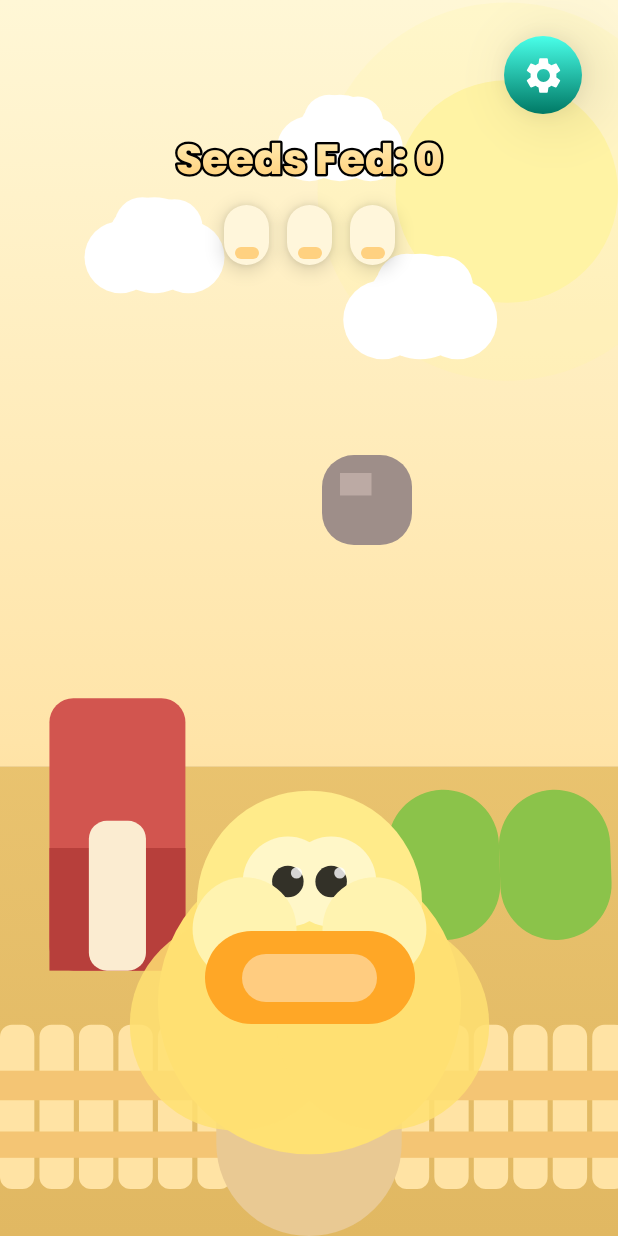
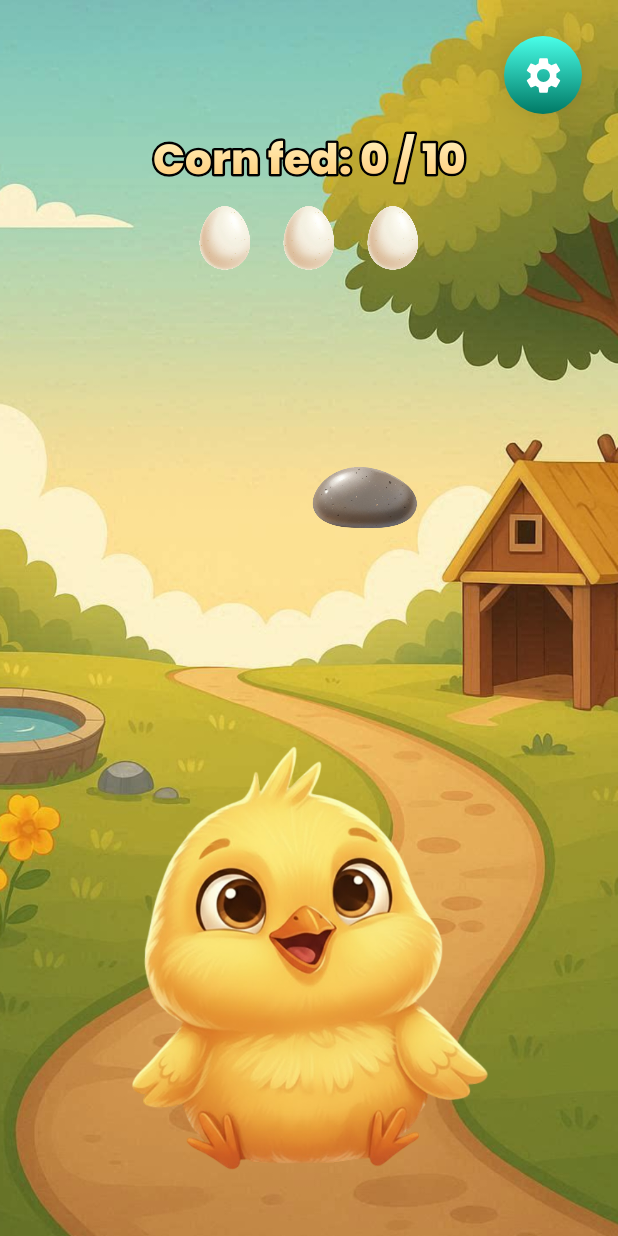
Before and after one commit to Maksym-Latt/Feed-the-Chick, an Android app built with Jetpack Compose: the composable GameScreen shown on its own in the app's theme, after a tap on "Retry", on a phone screen of 412 x 824 dp. Run offline under Robolectric (Android 15) with nearby library versions, the phone set to English and light mode, and no system bars; 2 other taps on this screen came first.

Commit message:
Replace farm art with new sprite-based visuals

```diff
--- a/app/src/main/java/com/manacode/feedthechick/ui/main/component/FarmBackground.kt
+++ /dev/null
@@ -1,142 +0,0 @@
-package com.manacode.feedthechick.ui.main.component
-
-import androidx.compose.foundation.Canvas
-import androidx.compose.runtime.Composable
-import androidx.compose.ui.Modifier
-import androidx.compose.ui.geometry.CornerRadius
-import androidx.compose.ui.geometry.Offset
-import androidx.compose.ui.geometry.Size
-import androidx.compose.ui.graphics.Brush
-import androidx.compose.ui.graphics.Color
-import androidx.compose.ui.graphics.drawscope.drawIntoCanvas
-import androidx.compose.ui.graphics.drawscope.rotate
-import kotlin.math.min
-
-@Composable
-fun FarmBackground(modifier: Modifier = Modifier) {
-    Canvas(modifier = modifier) {
-        val skyHeight = size.height * 0.62f
-        val groundHeight = size.height - skyHeight
-
-        drawRect(
-            brush = Brush.verticalGradient(
-                0f to Color(0xFFFFF7D6),
-                0.6f to Color(0xFFFFE4A8),
-                1f to Color(0xFFFFD37F)
-            ),
-            size = Size(size.width, skyHeight)
-        )
-
-        drawRect(
-            brush = Brush.verticalGradient(
-                0f to Color(0xFFF6D483),
-                1f to Color(0xFFE1B862)
-            ),
-            topLeft = Offset(0f, skyHeight),
-            size = Size(size.width, groundHeight)
-        )
-
-        val sunRadius = min(size.width, skyHeight) * 0.18f
-        drawCircle(
-            color = Color(0xFFFFF2A6),
-            radius = sunRadius,
-            center = Offset(size.width * 0.82f, skyHeight * 0.25f)
-        )
-        drawCircle(
-            color = Color(0x33FFF59D),
-            radius = sunRadius * 1.7f,
-            center = Offset(size.width * 0.82f, skyHeight * 0.25f)
-        )
-
-        val barnWidth = size.width * 0.22f
-        val barnHeight = groundHeight * 0.58f
-        val barnTop = skyHeight - barnHeight * 0.25f
-        drawRoundRect(
-            color = Color(0xFFD2554F),
-            topLeft = Offset(size.width * 0.08f, barnTop),
-            size = Size(barnWidth, barnHeight),
-            cornerRadius = CornerRadius(24f, 24f)
-        )
-        drawRect(
-            color = Color(0xFFB73F3B),
-            topLeft = Offset(size.width * 0.08f, barnTop + barnHeight * 0.55f),
-            size = Size(barnWidth, barnHeight * 0.45f)
-        )
-        val doorWidth = barnWidth * 0.42f
-        val doorHeight = barnHeight * 0.55f
-        drawRoundRect(
-            color = Color(0xFFFBECD1),
-            topLeft = Offset(size.width * 0.08f + (barnWidth - doorWidth) / 2f, barnTop + barnHeight - doorHeight),
-            size = Size(doorWidth, doorHeight),
-            cornerRadius = CornerRadius(18f, 18f)
-        )
-
-        val fenceHeight = groundHeight * 0.35f
-        val fenceTop = size.height - fenceHeight - groundHeight * 0.1f
-        val postWidth = size.width / 18f
-        val postSpacing = postWidth * 1.15f
-        var x = 0f
-        while (x < size.width + postWidth) {
-            drawRoundRect(
-                color = Color(0xFFFFE3A4),
-                topLeft = Offset(x, fenceTop),
-                size = Size(postWidth, fenceHeight),
-                cornerRadius = CornerRadius(12f, 12f)
-            )
-            x += postSpacing
-        }
-        drawRect(
-            color = Color(0xFFF4C574),
-            topLeft = Offset(0f, fenceTop + fenceHeight * 0.28f),
-            size = Size(size.width, fenceHeight * 0.18f)
-        )
-        drawRect(
-            color = Color(0xFFF4C574),
-            topLeft = Offset(0f, fenceTop + fenceHeight * 0.65f),
-            size = Size(size.width, fenceHeight * 0.16f)
-        )
-
-        drawIntoCanvas { canvas ->
-            val cloudPaint = androidx.compose.ui.graphics.Paint().apply {
-                color = Color(0xFFFFFFFF)
-            }
-            fun drawCloud(centerX: Float, centerY: Float, scaleFactor: Float) {
-                canvas.save()
-                canvas.translate(centerX, centerY)
-                canvas.scale(scaleFactor, scaleFactor)
-                canvas.drawCircle(Offset.Zero, 48f, cloudPaint)
-                canvas.drawCircle(Offset(-34f, 12f), 36f, cloudPaint)
-                canvas.drawCircle(Offset(34f, 12f), 36f, cloudPaint)
-                canvas.drawCircle(Offset(-12f, -20f), 28f, cloudPaint)
-                canvas.drawCircle(Offset(20f, -18f), 28f, cloudPaint)
-                canvas.restore()
-            }
-            drawCloud(size.width * 0.25f, skyHeight * 0.32f, 1f)
-            drawCloud(size.width * 0.55f, skyHeight * 0.18f, 0.9f)
-            drawCloud(size.width * 0.68f, skyHeight * 0.4f, 1.1f)
-        }
-
-        val pathStart = skyHeight + groundHeight * 0.15f
-        drawRoundRect(
-            color = Color(0xFFE9C993),
-            topLeft = Offset(size.width * 0.35f, pathStart),
-            size = Size(size.width * 0.3f, groundHeight * 0.85f),
-            cornerRadius = CornerRadius(180f, 180f)
-        )
-
-        val bushWidth = size.width * 0.18f
-        val bushHeight = groundHeight * 0.32f
-        fun drawBush(centerX: Float) {
-            rotate(-2f, Offset(centerX, skyHeight + bushHeight / 1.2f)) {
-                drawRoundRect(
-                    color = Color(0xFF8BC34A),
-                    topLeft = Offset(centerX - bushWidth / 2f, skyHeight + groundHeight * 0.05f),
-                    size = Size(bushWidth, bushHeight),
-                    cornerRadius = CornerRadius(80f, 80f)
-                )
-            }
-        }
-        drawBush(size.width * 0.72f)
-        drawBush(size.width * 0.9f)
-    }
-}
--- a/app/src/main/java/com/manacode/feedthechick/ui/main/gamescreen/GameScreen.kt
+++ b/app/src/main/java/com/manacode/feedthechick/ui/main/gamescreen/GameScreen.kt
@@ -4,9 +4,10 @@ import android.media.AudioManager
 import android.media.ToneGenerator
 import androidx.activity.compose.BackHandler
 import androidx.compose.animation.AnimatedVisibility
+import androidx.compose.animation.core.animateFloatAsState
 import androidx.compose.animation.fadeIn
 import androidx.compose.animation.fadeOut
-import androidx.compose.animation.core.animateFloatAsState
+import androidx.compose.foundation.Image
 import androidx.compose.foundation.background
 import androidx.compose.foundation.gestures.detectDragGestures
 import androidx.compose.foundation.layout.Arrangement
@@ -15,6 +16,7 @@ import androidx.compose.foundation.layout.BoxWithConstraints
 import androidx.compose.foundation.layout.Column
 import androidx.compose.foundation.layout.Row
 import androidx.compose.foundation.layout.Spacer
+import androidx.compose.foundation.layout.aspectRatio
 import androidx.compose.foundation.layout.fillMaxSize
 import androidx.compose.foundation.layout.fillMaxWidth
 import androidx.compose.foundation.layout.height
@@ -22,13 +24,12 @@ import androidx.compose.foundation.layout.offset
 import androidx.compose.foundation.layout.padding
 import androidx.compose.foundation.layout.size
 import androidx.compose.foundation.layout.statusBarsPadding
-import androidx.compose.foundation.shape.CircleShape
+import androidx.compose.material.icons.Icons
+import androidx.compose.material.icons.filled.Settings
+import androidx.compose.material3.Icon
 import androidx.compose.material3.MaterialTheme
 import androidx.compose.material3.Surface
 import androidx.compose.material3.Text
-import androidx.compose.material.icons.Icons
-import androidx.compose.material.icons.filled.Settings
-import androidx.compose.material3.Icon
 import androidx.compose.runtime.Composable
 import androidx.compose.runtime.DisposableEffect
 import androidx.compose.runtime.LaunchedEffect
@@ -42,23 +43,23 @@ import androidx.compose.runtime.key
 import androidx.compose.runtime.setValue
 import androidx.compose.ui.Alignment
 import androidx.compose.ui.Modifier
-import androidx.compose.ui.draw.clip
-import androidx.compose.ui.draw.shadow
 import androidx.compose.ui.geometry.Offset
 import androidx.compose.ui.geometry.Rect
-import androidx.compose.ui.geometry.Size
 import androidx.compose.ui.graphics.Color
 import androidx.compose.ui.graphics.graphicsLayer
 import androidx.compose.ui.input.pointer.pointerInput
 import androidx.compose.ui.layout.boundsInRoot
 import androidx.compose.ui.layout.onGloballyPositioned
+import androidx.compose.ui.layout.ContentScale
 import androidx.compose.ui.platform.LocalDensity
+import androidx.compose.ui.res.painterResource
 import androidx.compose.ui.text.style.TextAlign
 import androidx.compose.ui.unit.IntOffset
 import androidx.compose.ui.unit.dp
 import androidx.compose.ui.unit.sp
 import androidx.compose.ui.zIndex
-import com.manacode.feedthechick.ui.main.component.FarmBackground
+import androidx.annotation.DrawableRes
+import com.manacode.feedthechick.R
 import com.manacode.feedthechick.ui.main.component.GradientOutlinedText
 import com.manacode.feedthechick.ui.main.component.OrangePrimaryButton
 import com.manacode.feedthechick.ui.main.component.SecondaryIconButton
@@ -66,6 +67,8 @@ import com.manacode.feedthechick.ui.main.component.StartPrimaryButton
 import kotlinx.coroutines.delay
 import kotlin.math.roundToInt
 import kotlin.random.Random
+
+private const val TARGET_SCORE = 10
 
 @Composable
 fun GameScreen(
@@ -75,12 +78,14 @@ fun GameScreen(
     var lives by remember { mutableIntStateOf(3) }
     var running by remember { mutableStateOf(false) }
     var showIntro by remember { mutableStateOf(true) }
-    var showGameOver by remember { mutableStateOf(false) }
+    var showWinOverlay by remember { mutableStateOf(false) }
     var showSettingsOverlay by remember { mutableStateOf(false) }
     var spawnDelay by remember { mutableLongStateOf(1600L) }
     val items = remember { mutableStateListOf<SpawnedItem>() }
     var nextItemId by remember { mutableIntStateOf(0) }
     var resetKey by remember { mutableIntStateOf(0) }
+    var chickState by remember { mutableStateOf(ChickState.Idle) }
+    val targetScore = TARGET_SCORE
 
     val toneGenerator = remember {
         ToneGenerator(AudioManager.STREAM_MUSIC, 70)
@@ -93,29 +98,43 @@ fun GameScreen(
         toneGenerator.startTone(ToneGenerator.TONE_PROP_BEEP2, 150)
     }
 
+    LaunchedEffect(chickState, showWinOverlay) {
+        if (!showWinOverlay && chickState != ChickState.Idle) {
+            delay(1000)
+            chickState = ChickState.Idle
+        }
+    }
+
     fun resetGame() {
         items.clear()
         lives = 3
         score = 0
         spawnDelay = 1600L
         showIntro = false
-        showGameOver = false
+        showWinOverlay = false
         showSettingsOverlay = false
         running = true
         resetKey++
+        chickState = ChickState.Idle
     }
 
     fun finishGame() {
         running = false
-        showGameOver = true
+        showWinOverlay = true
         items.clear()
         showSettingsOverlay = false
     }
 
     fun registerMistake() {
         lives = (lives - 1).coerceAtLeast(0)
+        chickState = ChickState.Cry
         if (lives <= 0) {
-            finishGame()
+            running = false
+            items.clear()
+            showSettingsOverlay = false
+            showIntro = true
+            showWinOverlay = false
+            onExitToMenu(score)
         }
     }
 
@@ -123,12 +142,16 @@ fun GameScreen(
         score += 1
         spawnDelay = maxOf(520L, (spawnDelay * 0.92f).toLong())
         playCluck()
+        chickState = ChickState.Happy
+        if (score >= targetScore) {
+            finishGame()
+        }
     }
 
     BackHandler(enabled = true) {
         if (showSettingsOverlay) {
             showSettingsOverlay = false
-            if (!showIntro && !showGameOver) {
+            if (!showIntro && !showWinOverlay) {
                 running = true
             }
         } else {
@@ -187,7 +210,12 @@ fun GameScreen(
                 }
             }
 
-            FarmBackground(modifier = Modifier.matchParentSize())
+            Image(
+                painter = painterResource(id = R.drawable.bg_game),
+                contentDescription = null,
+                modifier = Modifier.matchParentSize(),
+                contentScale = ContentScale.Crop
+            )
 
             Column(
                 modifier = Modifier
@@ -218,7 +246,7 @@ fun GameScreen(
 
                 Spacer(modifier = Modifier.height(12.dp))
 
-                Scoreboard(score = score, lives = lives)
+                Scoreboard(score = score, targetScore = targetScore, lives = lives)
             }
 
             Chick(
@@ -226,6 +254,7 @@ fun GameScreen(
                     .align(Alignment.BottomCenter)
                     .padding(bottom = 40.dp)
                     .size(fieldWidth * 0.7f),
+                state = chickState,
                 onMouthMeasured = { mouthBounds = it }
             )
 
@@ -246,9 +275,6 @@ fun GameScreen(
                                 if (releasedItem.type == ItemType.Seed) {
                                     registerMistake()
                                 }
-                            }
-                            if (!running && !showGameOver) {
-                                finishGame()
                             }
                         }
                     )
@@ -271,7 +297,7 @@ fun GameScreen(
                 GameSettingsOverlay(
                     onResume = {
                         showSettingsOverlay = false
-                        if (!showIntro && !showGameOver) {
+                        if (!showIntro && !showWinOverlay) {
                             running = true
                         }
                     },
@@ -288,12 +314,13 @@ fun GameScreen(
             }
 
             AnimatedVisibility(
-                visible = showGameOver,
+                visible = showWinOverlay,
                 enter = fadeIn(),
                 exit = fadeOut()
             ) {
-                GameOverOverlay(
+                GameWinOverlay(
                     score = score,
+                    targetScore = targetScore,
                     onRetry = { resetGame() },
                     onExit = {
                         running = false
@@ -314,10 +341,14 @@ private data class SpawnedItem(
     val spawnedAt: Long,
 )
 
-private enum class ItemType(val size: androidx.compose.ui.unit.Dp) {
-    Seed(54.dp),
-    Rock(60.dp),
-    Frog(66.dp);
+private enum class ItemType(
+    val size: androidx.compose.ui.unit.Dp,
+    @DrawableRes val drawableRes: Int,
+    val contentDescription: String,
+) {
+    Seed(72.dp, R.drawable.item_gold_corn, "Golden corn"),
+    Rock(72.dp, R.drawable.item_stone, "Stone"),
+    Frog(86.dp, R.drawable.item_frog, "Frog");
 
     companion object {
         fun random(): ItemType {
@@ -331,41 +362,29 @@ private enum class ItemType(val size: androidx.compose.ui.unit.Dp) {
     }
 }
 
+private enum class ChickState { Idle, Happy, Cry }
+
 @Composable
-private fun Scoreboard(score: Int, lives: Int) {
+private fun Scoreboard(score: Int, targetScore: Int, lives: Int) {
     Column(horizontalAlignment = Alignment.CenterHorizontally) {
         GradientOutlinedText(
-            text = "Seeds Fed: $score",
+            text = "Corn fed: $score / $targetScore",
             fontSize = 28.sp,
-            gradientColors = listOf(Color(0xFFFFF3C1), Color(0xFFFFC86B))
+            gradientColors = listOf(Color(0xFFFFF4C2), Color(0xFFFFC66E))
         )
         Spacer(modifier = Modifier.height(12.dp))
         Row(horizontalArrangement = Arrangement.spacedBy(12.dp)) {
             repeat(3) { index ->
-                EggIcon(filled = index < lives)
+                val filled = index < lives
+                Image(
+                    painter = painterResource(id = R.drawable.item_egg),
+                    contentDescription = if (filled) "Life" else "Lost life",
+                    modifier = Modifier
+                        .size(44.dp)
+                        .graphicsLayer(alpha = if (filled) 1f else 0.35f),
+                    contentScale = ContentScale.Fit
+                )
             }
-        }
-    }
-}
-
-@Composable
-private fun EggIcon(filled: Boolean) {
-    Box(
-        modifier = Modifier
-            .size(30.dp, 40.dp)
-            .shadow(8.dp, shape = CircleShape, clip = false)
-            .clip(CircleShape)
-            .background(if (filled) Color(0xFFFFF6DB) else Color(0x55FFFFFF)),
-        contentAlignment = Alignment.BottomCenter
-    ) {
-        if (filled) {
-            Box(
-                modifier = Modifier
-                    .size(16.dp, 8.dp)
-                    .offset(y = (-4).dp)
-                    .clip(CircleShape)
-                    .background(Color(0xFFFFD180))
-            )
         }
     }
 }
@@ -373,39 +392,33 @@ private fun EggIcon(filled: Boolean) {
 @Composable
 private fun Chick(
     modifier: Modifier,
+    state: ChickState,
     onMouthMeasured: (Rect) -> Unit,
 ) {
     val density = LocalDensity.current
+    val imageRes = when (state) {
+        ChickState.Idle -> R.drawable.chicken_idle
+        ChickState.Happy -> R.drawable.chicken_happy
+        ChickState.Cry -> R.drawable.chicken_cry
+    }
 
     Box(modifier = modifier) {
-        androidx.compose.foundation.Canvas(modifier = Modifier.matchParentSize()) {
-            val bodyCenter = Offset(size.width / 2f, size.height * 0.6f)
-            val bodyRadius = size.minDimension * 0.35f
-            drawCircle(color = Color(0xFFFFE173), radius = bodyRadius, center = bodyCenter)
-            val headRadius = size.minDimension * 0.26f
-            drawCircle(color = Color(0xFFFFEB8A), radius = headRadius, center = Offset(size.width / 2f, size.height * 0.37f))
-            drawCircle(color = Color(0xFFFFF7C8), radius = headRadius * 0.4f, center = Offset(size.width * 0.45f, size.height * 0.32f))
-            drawCircle(color = Color(0xFFFFF7C8), radius = headRadius * 0.4f, center = Offset(size.width * 0.55f, size.height * 0.32f))
-            drawCircle(color = Color.Black.copy(alpha = 0.8f), radius = headRadius * 0.14f, center = Offset(size.width * 0.45f, size.height * 0.32f))
-            drawCircle(color = Color.Black.copy(alpha = 0.8f), radius = headRadius * 0.14f, center = Offset(size.width * 0.55f, size.height * 0.32f))
-            drawCircle(color = Color.White.copy(alpha = 0.8f), radius = headRadius * 0.05f, center = Offset(size.width * 0.47f, size.height * 0.30f))
-            drawCircle(color = Color.White.copy(alpha = 0.8f), radius = headRadius * 0.05f, center = Offset(size.width * 0.57f, size.height * 0.30f))
-            drawCircle(color = Color(0xFFFFE173).copy(alpha = 0.85f), radius = bodyRadius * 0.7f, center = Offset(size.width * 0.33f, size.height * 0.65f))
-            drawCircle(color = Color(0xFFFFE173).copy(alpha = 0.85f), radius = bodyRadius * 0.7f, center = Offset(size.width * 0.67f, size.height * 0.65f))
-            drawCircle(color = Color(0xFFFFF3B0), radius = size.minDimension * 0.12f, center = Offset(size.width * 0.35f, size.height * 0.43f))
-            drawCircle(color = Color(0xFFFFF3B0), radius = size.minDimension * 0.12f, center = Offset(size.width * 0.65f, size.height * 0.43f))
-        }
+        Image(
+            painter = painterResource(id = imageRes),
+            contentDescription = "Chicken",
+            modifier = Modifier.fillMaxSize(),
+            contentScale = ContentScale.Fit
+        )
 
         Box(
             modifier = Modifier
                 .align(Alignment.Center)
-                .offset(y = 12.dp)
-                .size(width = 140.dp, height = 62.dp)
-                .clip(androidx.compose.foundation.shape.RoundedCornerShape(40.dp))
-                .background(Color(0xFFFFA726))
+                .offset(y = 8.dp)
+                .fillMaxWidth(0.36f)
+                .aspectRatio(2.8f)
                 .onGloballyPositioned { layout ->
                     val bounds = layout.boundsInRoot()
-                    val extra = with(density) { 16.dp.toPx() }
+                    val extra = with(density) { 12.dp.toPx() }
                     val expanded = Rect(
                         left = bounds.left - extra,
                         top = bounds.top - extra,
@@ -414,15 +427,6 @@ private fun Chick(
                     )
                     onMouthMeasured(expanded)
                 }
-        )
-
-        Box(
-            modifier = Modifier
-                .align(Alignment.Center)
-                .offset(y = 12.dp)
-                .size(width = 90.dp, height = 32.dp)
-                .clip(androidx.compose.foundation.shape.RoundedCornerShape(18.dp))
-                .background(Color(0xFFFFCC80))
         )
     }
 }
@@ -468,45 +472,12 @@ private fun DraggableItem(
             )
         }
 
-    Box(modifier = dragModifier) {
-        when (item.type) {
-            ItemType.Seed -> SeedItem(isDragging)
-            ItemType.Rock -> RockItem(isDragging)
-            ItemType.Frog -> FrogItem(isDragging)
-        }
-    }
-}
-
-@Composable
-private fun SeedItem(isDragging: Boolean) {
-    val baseColor = if (isDragging) Color(0xFFFFD54F) else Color(0xFFFFE082)
-    androidx.compose.foundation.Canvas(modifier = Modifier.fillMaxSize()) {
-        drawCircle(color = baseColor)
-        drawCircle(color = Color(0xFFFFC107), radius = size.minDimension / 2.6f, center = Offset(size.width * 0.45f, size.height * 0.42f))
-    }
-}
-
-@Composable
-private fun RockItem(isDragging: Boolean) {
-    androidx.compose.foundation.Canvas(modifier = Modifier.fillMaxSize()) {
-        val rockColor = if (isDragging) Color(0xFF8D6E63) else Color(0xFF9E8E89)
-        drawRoundRect(color = rockColor, cornerRadius = androidx.compose.ui.geometry.CornerRadius(32f, 32f))
-        drawRect(color = Color(0xFFBCAAA4), topLeft = Offset(size.width * 0.2f, size.height * 0.2f), size = Size(size.width * 0.35f, size.height * 0.25f))
-    }
-}
-
-@Composable
-private fun FrogItem(isDragging: Boolean) {
-    androidx.compose.foundation.Canvas(modifier = Modifier.fillMaxSize()) {
-        val bodyColor = if (isDragging) Color(0xFF81C784) else Color(0xFFA5D6A7)
-        drawRoundRect(color = bodyColor, cornerRadius = androidx.compose.ui.geometry.CornerRadius(size.minDimension / 2, size.minDimension / 2))
-        val eyeRadius = size.minDimension * 0.15f
-        drawCircle(color = Color.White, radius = eyeRadius, center = Offset(size.width * 0.3f, size.height * 0.3f))
-        drawCircle(color = Color.White, radius = eyeRadius, center = Offset(size.width * 0.7f, size.height * 0.3f))
-        drawCircle(color = Color.Black, radius = eyeRadius * 0.4f, center = Offset(size.width * 0.3f, size.height * 0.3f))
-        drawCircle(color = Color.Black, radius = eyeRadius * 0.4f, center = Offset(size.width * 0.7f, size.height * 0.3f))
-        drawOval(color = Color(0xFF66BB6A), topLeft = Offset(size.width * 0.25f, size.height * 0.6f), size = Size(size.width * 0.5f, size.height * 0.3f))
-    }
+    Image(
+        painter = painterResource(id = item.type.drawableRes),
+        contentDescription = item.type.contentDescription,
+        modifier = dragModifier.graphicsLayer { alpha = if (isDragging) 0.85f else 1f },
+        contentScale = ContentScale.Fit
+    )
 }
 
 @Composable
@@ -545,7 +516,12 @@ private fun IntroOverlay(onStart: () -> Unit) {
 }
 
 @Composable
-private fun GameOverOverlay(score: Int, onRetry: () -> Unit, onExit: () -> Unit) {
+private fun GameWinOverlay(
+    score: Int,
+    targetScore: Int,
+    onRetry: () -> Unit,
+    onExit: () -> Unit,
+) {
     Box(
         modifier = Modifier
             .fillMaxSize()
@@ -561,16 +537,29 @@ private fun GameOverOverlay(score: Int, onRetry: () -> Unit, onExit: () -> Unit)
             verticalArrangement = Arrangement.spacedBy(16.dp)
         ) {
             GradientOutlinedText(
-                text = "You Fed $score seeds!",
-                fontSize = 30.sp,
+                text = "Перемога!",
+                fontSize = 34.sp,
                 gradientColors = listOf(Color(0xFFFFF7C1), Color(0xFFFFC86B))
             )
+
+            Image(
+                painter = painterResource(id = R.drawable.chicken_win),
+                contentDescription = "Happy chicken",
+                modifier = Modifier.fillMaxWidth(0.7f),
+                contentScale = ContentScale.Fit
+            )
+
             Text(
-                text = "Хочеш спробувати ще раз?",
-                style = MaterialTheme.typography.bodyMedium.copy(color = Color(0xFF704117))
+                text = "Ти нагодував курча $score/$targetScore зернят!",
+                style = MaterialTheme.typography.bodyMedium.copy(
+                    color = Color(0xFF704117),
+                    textAlign = TextAlign.Center
+                ),
+                textAlign = TextAlign.Center
             )
+
             Row(horizontalArrangement = Arrangement.spacedBy(16.dp)) {
-                OrangePrimaryButton(text = "Retry", onClick = onRetry)
+                OrangePrimaryButton(text = "Ще раз", onClick = onRetry)
                 OrangePrimaryButton(text = "Меню", onClick = onExit)
             }
         }
--- a/app/src/main/java/com/manacode/feedthechick/ui/main/splashscreen/SplashScreen.kt
+++ b/app/src/main/java/com/manacode/feedthechick/ui/main/splashscreen/SplashScreen.kt
@@ -22,7 +22,7 @@ internal fun SplashScreen(progress: Float) {
         contentAlignment = Alignment.Center
     ) {
         Image(
-            painter = painterResource(id = R.drawable.ic_launcher_background),
+            painter = painterResource(id = R.drawable.bg_menu),
             contentDescription = null,
             modifier = Modifier.matchParentSize(),
             contentScale = ContentScale.Crop
```
Also changed, not shown: app/src/main/java/com/manacode/feedthechick/ui/main/gamescreen/LoseOverlay.kt (deleted, +0 -124 lines), app/src/main/java/com/manacode/feedthechick/ui/main/gamescreen/WinOverlay.kt (deleted, +0 -143 lines), app/src/main/java/com/manacode/feedthechick/ui/main/menuscreen/MenuScreen.kt (+25 -47 lines).
